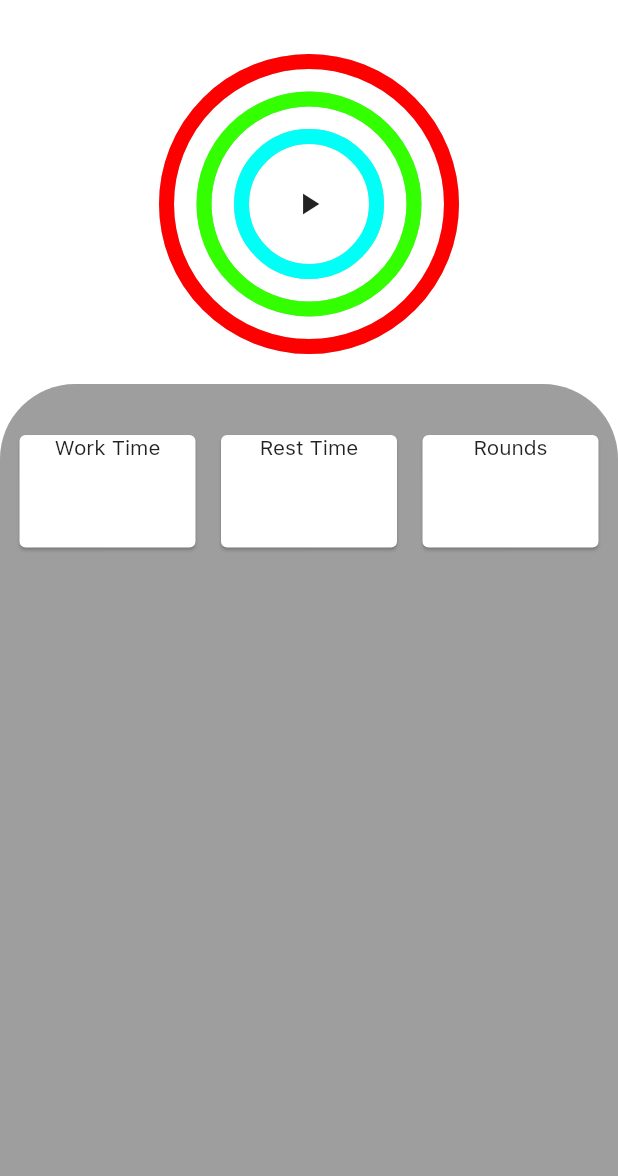
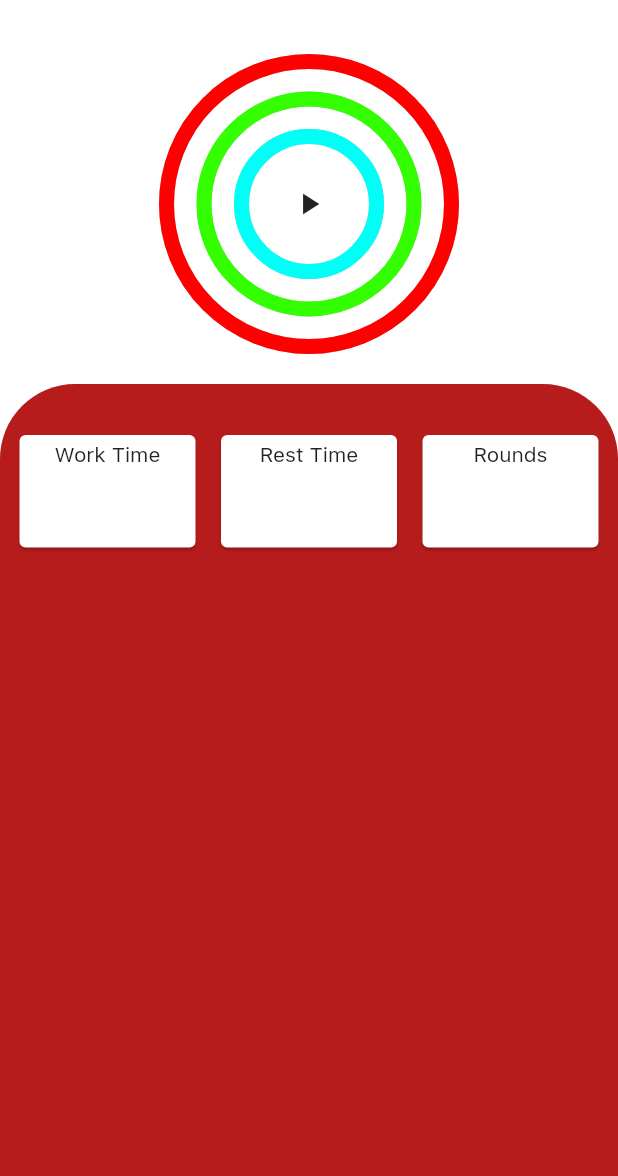
Before and after one commit to Chandram-Dutta/Promodoro, a Flutter app: the screen it shows after launch, on a phone screen of 412 x 824 dp, the part 60-1236 px from its top. Run offline on Flutter 3.47's test engine with Material 2 defaults, Android fonts, the phone set to English and light mode, and no system bars; drawn by our look-alikes of percent_indicator; our stand-ins replace flutter_riverpod.

Commit message:
Update with some exciting changes

```diff
--- a/lib/main.dart
+++ b/lib/main.dart
@@ -8,7 +8,6 @@ void main() {
 }
 
 class MyApp extends StatelessWidget {
-  // This widget is the root of your application.
   @override
   Widget build(BuildContext context) {
     return MaterialApp(
@@ -24,7 +23,7 @@ class MyApp extends StatelessWidget {
         ),
         scaffoldBackgroundColor: Colors.white,
         colorScheme: ColorScheme.light(
-          secondary: Colors.grey.shade500,
+          secondary: Colors.red.shade900,
         ),
       ),
       darkTheme: ThemeData(
@@ -34,7 +33,7 @@ class MyApp extends StatelessWidget {
             AppBarTheme(backgroundColor: Colors.black, centerTitle: true),
         scaffoldBackgroundColor: Colors.black,
         colorScheme: ColorScheme.dark(
-          secondary: Colors.grey.shade900,
+          secondary: Colors.red.shade900,
         ),
       ),
       home: Home(),
--- a/lib/providers.dart
+++ b/lib/providers.dart
@@ -1,4 +1,10 @@
 import 'package:flutter/material.dart';
 import 'package:flutter_riverpod/flutter_riverpod.dart';
 
-final buttonIconProvider = StateProvider((_) => Icons.play_arrow);
+final buttonIconProvider = StateProvider<IconData>((ref) {
+  return Icons.play_arrow;
+});
+
+final isPauseProvider = StateProvider<bool>((ref) {
+  return true;
+});
--- a/lib/screens/home.dart
+++ b/lib/screens/home.dart
@@ -1,11 +1,13 @@
 import 'package:flutter/material.dart';
+import 'package:flutter_riverpod/flutter_riverpod.dart';
+import 'package:promodoro/providers.dart';
 import 'package:promodoro/widgets/indicators.dart';
 
-class Home extends StatelessWidget {
+class Home extends ConsumerWidget {
   const Home({Key? key}) : super(key: key);
 
   @override
-  Widget build(BuildContext context) {
+  Widget build(BuildContext context, WidgetRef ref) {
     return Scaffold(
       appBar: AppBar(
         elevation: 0,
@@ -38,7 +40,11 @@ class Home extends StatelessWidget {
                   SizedBox(
                     height: 30,
                   ),
-                  PauseTimerSettings(),
+                  ref.watch(isPauseProvider)
+                      ? PauseTimerSettings()
+                      : SizedBox(
+                          width: MediaQuery.of(context).size.width,
+                        ),
                 ],
               ),
             )
@@ -59,34 +65,41 @@ class PauseTimerSettings extends StatelessWidget {
     return Row(
       mainAxisAlignment: MainAxisAlignment.spaceEvenly,
       children: [
-        Card(
-          child: SizedBox(
-            height: 75,
-            width: MediaQuery.of(context).size.width / 3 - 20,
-            child: Column(
-              children: [Text("Work Time")],
-            ),
-          ),
-        ),
-        Card(
-          child: SizedBox(
-            height: 75,
-            width: MediaQuery.of(context).size.width / 3 - 20,
-            child: Column(
-              children: [Text("Rest Time")],
-            ),
-          ),
-        ),
-        Card(
-          child: SizedBox(
-            width: MediaQuery.of(context).size.width / 3 - 20,
-            height: 75,
-            child: Column(
-              children: [Text("Rounds")],
-            ),
-          ),
-        ),
+        DisplayCards(label: "Work Time"),
+        DisplayCards(label: "Rest Time"),
+        DisplayCards(label: "Rounds"),
       ],
     );
   }
 }
+
+class DisplayCards extends StatelessWidget {
+  const DisplayCards({
+    @required this.label,
+    Key? key,
+  }) : super(key: key);
+
+  final String? label;
+
+  @override
+  Widget build(BuildContext context) {
+    return Card(
+      child: SizedBox(
+        height: 75,
+        width: MediaQuery.of(context).size.width / 3 - 20,
+        child: Column(
+          children: [
+            Padding(
+              padding: const EdgeInsets.only(top: 5),
+              child: Text(
+                label.toString(),
+                maxLines: 1,
+                overflow: TextOverflow.ellipsis,
+              ),
+            )
+          ],
+        ),
+      ),
+    );
+  }
+}
--- a/lib/widgets/indicators.dart
+++ b/lib/widgets/indicators.dart
@@ -34,19 +34,22 @@ class _IndicatorsState extends ConsumerState<Indicators> {
           radius: 100.0,
           lineWidth: 10.0,
           percent: 1.0,
+          progressColor: Color.fromRGBO(0, 255, 247, 1),
           center: IconButton(
+            icon: Icon(ref.watch(buttonIconProvider)),
             onPressed: () {
               setState(() {
                 if (ref.read(buttonIconProvider.state).state ==
                     Icons.play_arrow) {
                   ref.read(buttonIconProvider.state).state = Icons.pause;
+                  ref.read(isPauseProvider.state).state = true;
                 } else {
+                  ref.read(isPauseProvider.state).state = false;
                   ref.read(buttonIconProvider.state).state = Icons.play_arrow;
                 }
               });
             },
-              icon: Icon(ref.read(buttonIconProvider))),
-          progressColor: Color.fromRGBO(0, 255, 247, 1),
+          ),
         ),
       ),
     );
```
Lines whose indentation alone changed are shown as unchanged.
